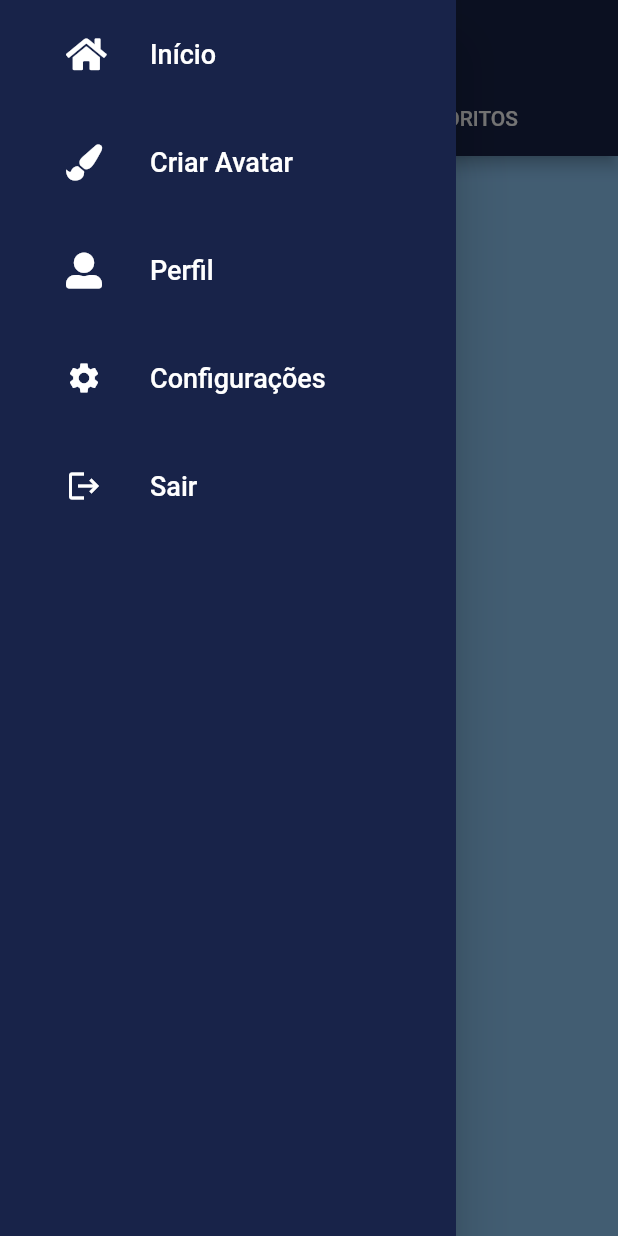
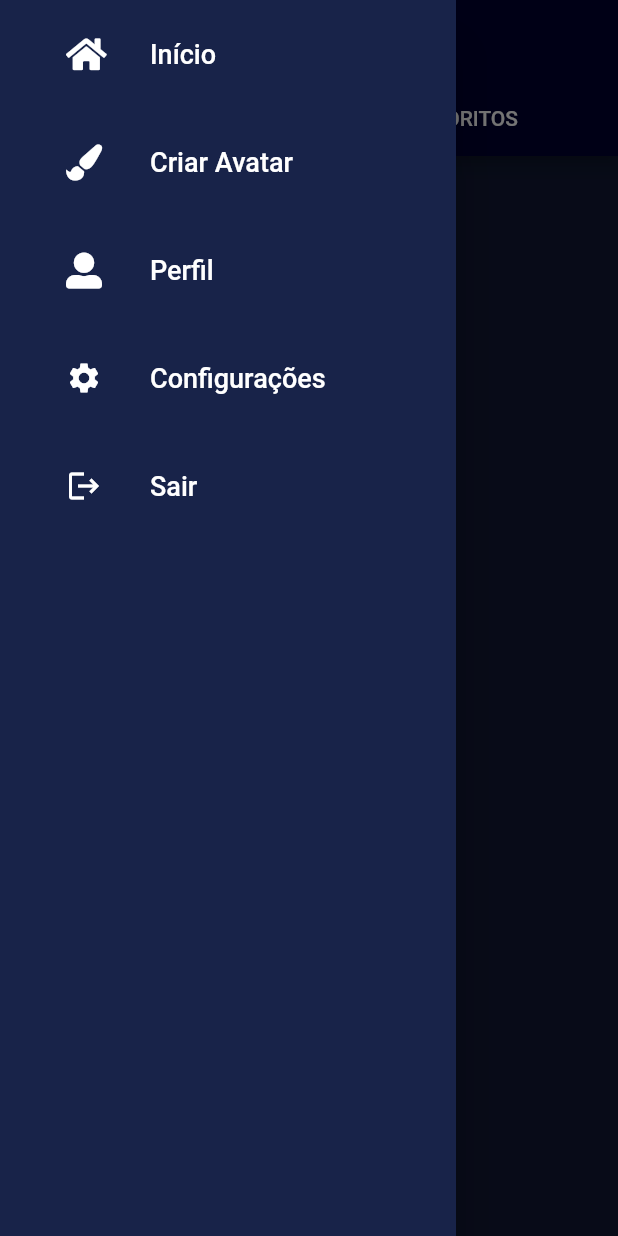
Before and after one commit to hadson0/DrawMe, a Flutter app: the screen it shows after launch, with the side drawer open, on a phone screen of 412 x 824 dp. Run offline on Flutter 3.47's test engine with Material 2 defaults, Android fonts, the phone set to English and light mode, and no system bars; drawn by our look-alikes of auto_size_text; our stand-ins replace flutter_colorpicker, flutter_speed_dial, fluttertoast, font_awesome_flutter, google_fonts, image_gallery_saver and 3 more.

Commit message:
Updated Theme

```diff
--- a/lib/main.dart
+++ b/lib/main.dart
@@ -32,13 +32,16 @@ class MyApp extends StatelessWidget {
         theme: ThemeData(
           backgroundColor: const Color.fromRGBO(17, 25, 52, 1),
           primaryColor: const Color.fromRGBO(24, 35, 73, 1),
-          indicatorColor: Colors.cyan,
-          colorScheme: ThemeData.light().colorScheme.copyWith(
+          primaryColorLight: const Color.fromRGBO(74, 82, 134, 1),
+          primaryColorDark: const Color.fromRGBO(0, 0, 47, 1),
+          indicatorColor: const Color.fromRGBO(0, 187, 212, 1),
+          colorScheme: ThemeData.dark().colorScheme.copyWith(
+                background: const Color.fromRGBO(17, 25, 52, 1),
                 primary: const Color.fromRGBO(24, 35, 73, 1),
-                secondary: Colors.amber,
+                secondary: const Color.fromRGBO(0, 187, 212, 1),
               ),
           primaryIconTheme: const IconThemeData(color: Colors.white),
-          textTheme: ThemeData.light().textTheme.copyWith(
+          textTheme: ThemeData.dark().textTheme.copyWith(
                 headline6: const TextStyle(
                   fontSize: 20,
                   fontFamily: 'RobotoCondensed',
--- a/lib/screens/avatar_form/avatar_form_screen.dart
+++ b/lib/screens/avatar_form/avatar_form_screen.dart
@@ -66,7 +66,9 @@ class _AvatarFormScreenState extends State<AvatarFormScreen> {
       child: GestureDetector(
         onTap: () => FocusScope.of(context).unfocus(),
         child: Scaffold(
+          backgroundColor: Theme.of(context).backgroundColor,
           appBar: AppBar(
+            backgroundColor: Theme.of(context).primaryColorDark,
             title: const Text('Criar Avatar'),
           ),
           body: Padding(
--- a/lib/screens/avatar_overview/avatar_item/avatar_painter_screen.dart
+++ b/lib/screens/avatar_overview/avatar_item/avatar_painter_screen.dart
@@ -125,7 +125,6 @@ class _AvatarPainterScreenState extends State<AvatarPainterScreen> {
   @override
   void initState() {
     super.initState();
-
     randomLayerList();
   }
 
@@ -135,6 +134,7 @@ class _AvatarPainterScreenState extends State<AvatarPainterScreen> {
 
     return Scaffold(
       appBar: AppBar(
+        backgroundColor: Theme.of(context).primaryColorDark,
         title: Text(avatar.name),
       ),
       body: ListView(
--- a/lib/screens/avatar_overview/tabs_avatar_screen.dart
+++ b/lib/screens/avatar_overview/tabs_avatar_screen.dart
@@ -36,6 +36,7 @@ class _TabsAvatarScreenState extends State<TabsAvatarScreen> {
         backgroundColor: Theme.of(context).backgroundColor,
         drawer: const AppDrawer(),
         appBar: AppBar(
+          backgroundColor: Theme.of(context).primaryColorDark,
           title: Text(
             'DrawMe!',
             style: GoogleFonts.pacifico(
```
